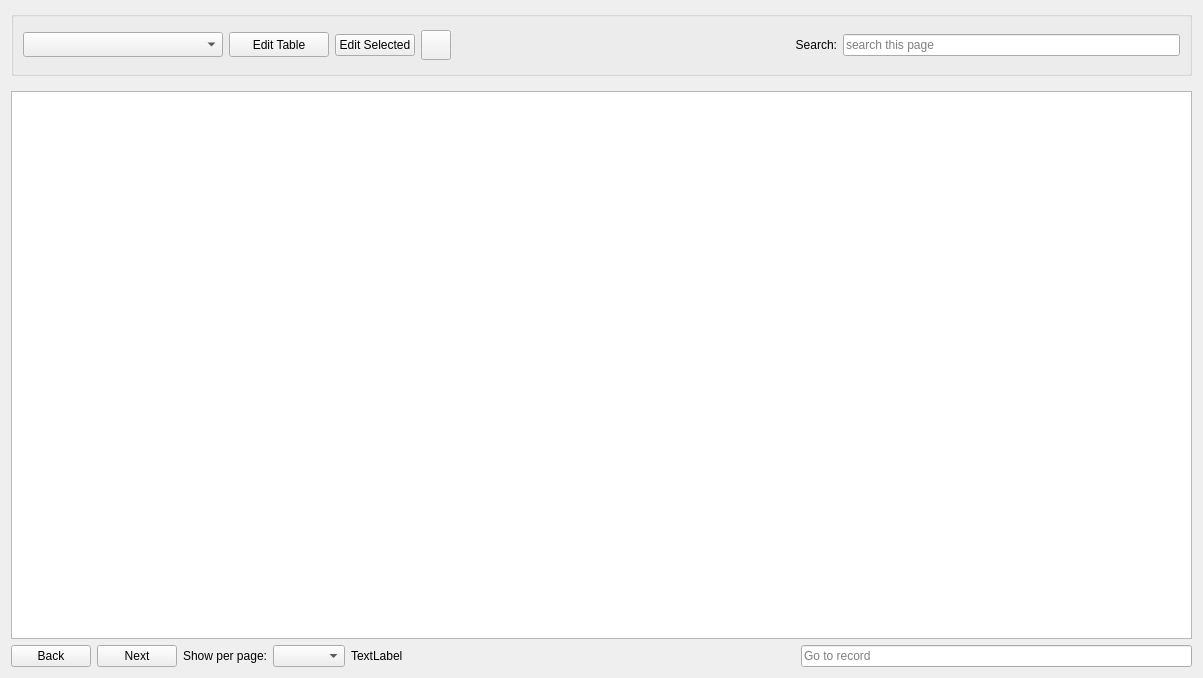
This is ui/DisplayTables.ui in kathrynmetcalf/GeoCORK as Qt 5 draws it before an edit. The edited form follows.
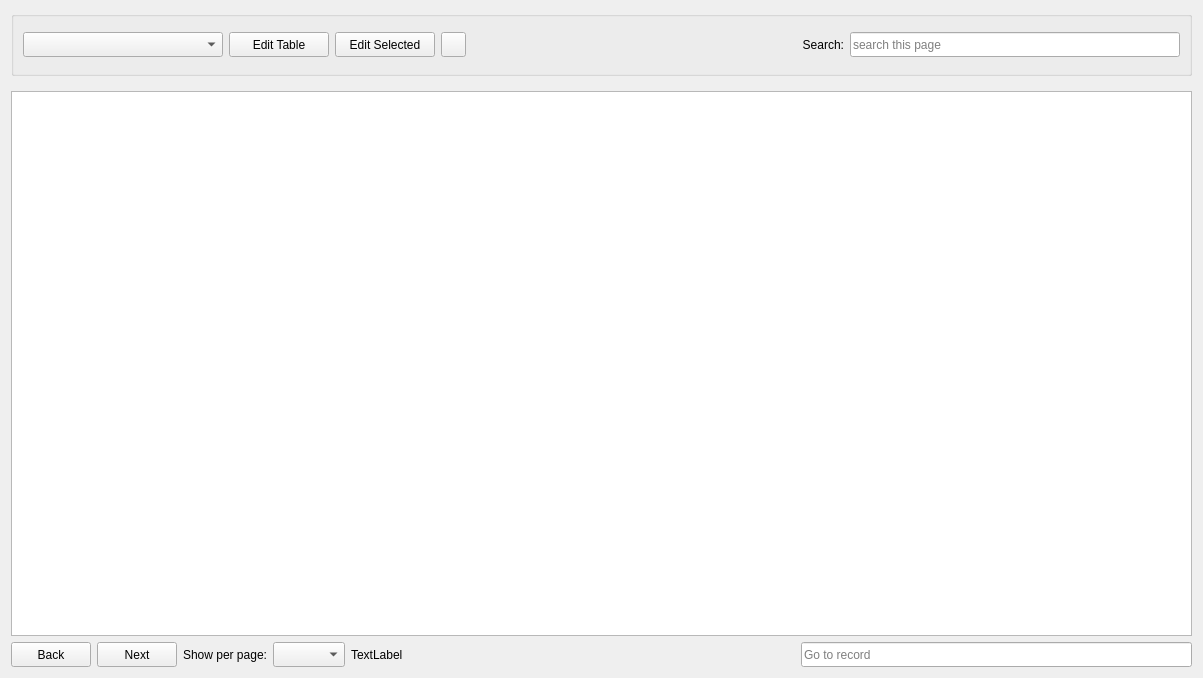
This is the edited form.

What changed in the file:
```diff
--- a/ui/DisplayTables.ui
+++ b/ui/DisplayTables.ui
@@ -93,6 +93,12 @@
           <verstretch>0</verstretch>
          </sizepolicy>
         </property>
+        <property name="minimumSize">
+         <size>
+          <width>100</width>
+          <height>25</height>
+         </size>
+        </property>
         <property name="text">
          <string>Edit Selected</string>
         </property>
@@ -102,14 +108,14 @@
        <widget class="QPushButton" name="refreshbutton">
         <property name="minimumSize">
          <size>
-          <width>30</width>
-          <height>30</height>
+          <width>25</width>
+          <height>25</height>
          </size>
         </property>
         <property name="maximumSize">
          <size>
-          <width>30</width>
-          <height>30</height>
+          <width>25</width>
+          <height>25</height>
          </size>
         </property>
        </widget>
@@ -135,6 +141,12 @@
           <verstretch>0</verstretch>
          </sizepolicy>
         </property>
+        <property name="minimumSize">
+         <size>
+          <width>0</width>
+          <height>25</height>
+         </size>
+        </property>
         <property name="text">
          <string>Search:</string>
         </property>
@@ -154,7 +166,7 @@
         <property name="minimumSize">
          <size>
           <width>100</width>
-          <height>0</height>
+          <height>25</height>
          </size>
         </property>
         <property name="placeholderText">
@@ -246,6 +258,12 @@
     <layout class="QHBoxLayout" name="horizontalLayout_5">
      <item>
       <widget class="QPushButton" name="prev_button">
+       <property name="minimumSize">
+        <size>
+         <width>0</width>
+         <height>25</height>
+        </size>
+       </property>
        <property name="text">
         <string>Back</string>
        </property>
@@ -253,6 +271,12 @@
      </item>
      <item>
       <widget class="QPushButton" name="next_button">
+       <property name="minimumSize">
+        <size>
+         <width>0</width>
+         <height>25</height>
+        </size>
+       </property>
        <property name="text">
         <string>Next</string>
        </property>
@@ -260,16 +284,35 @@
      </item>
      <item>
       <widget class="QLabel" name="label">
+       <property name="minimumSize">
+        <size>
+         <width>0</width>
+         <height>25</height>
+        </size>
+       </property>
        <property name="text">
         <string>Show per page:</string>
        </property>
       </widget>
      </item>
      <item>
-      <widget class="QComboBox" name="show_per_page_comboBox"/>
+      <widget class="QComboBox" name="show_per_page_comboBox">
+       <property name="minimumSize">
+        <size>
+         <width>0</width>
+         <height>25</height>
+        </size>
+       </property>
+      </widget>
      </item>
      <item>
       <widget class="QLabel" name="page_info_label">
+       <property name="minimumSize">
+        <size>
+         <width>0</width>
+         <height>25</height>
+        </size>
+       </property>
        <property name="text">
         <string>TextLabel</string>
        </property>
@@ -277,6 +320,12 @@
      </item>
      <item>
       <spacer name="horizontalSpacer_2">
+       <property name="minimumSize">
+        <size>
+         <width>0</width>
+         <height>25</height>
+        </size>
+       </property>
        <property name="orientation">
         <enum>Qt::Horizontal</enum>
        </property>
@@ -296,6 +345,12 @@
          <verstretch>0</verstretch>
         </sizepolicy>
        </property>
+       <property name="minimumSize">
+        <size>
+         <width>0</width>
+         <height>25</height>
+        </size>
+       </property>
        <property name="maximumSize">
         <size>
          <width>16777215</width>
```
Left out of the diff: 2 changed lines with no effect on the pictures.
